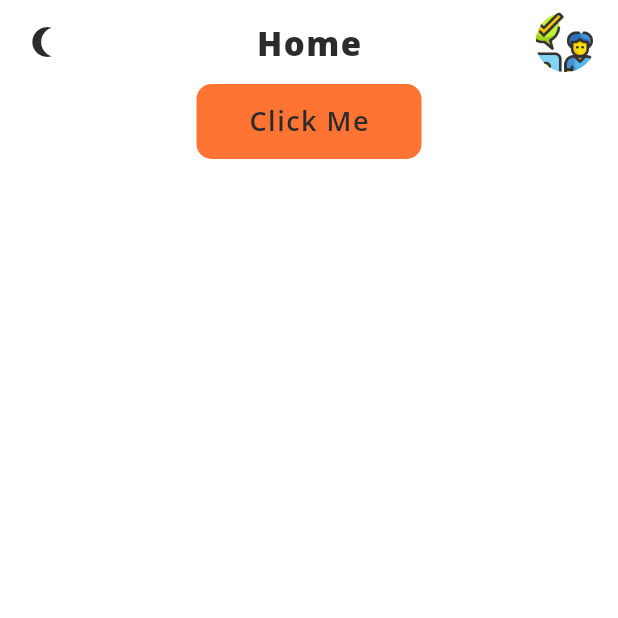
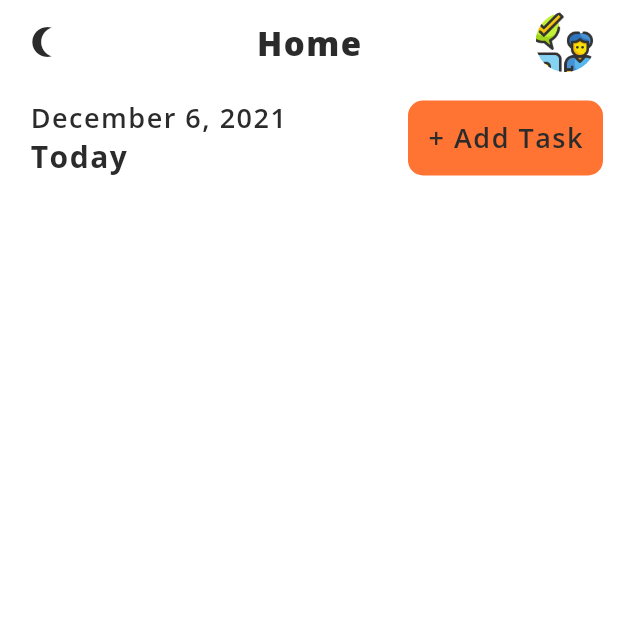
Before and after one commit to eslammongy/TodoApp, a Flutter app: the screen it shows after launch, on a phone screen of 412 x 824 dp, the top half of it. Run offline on Flutter 3.47's test engine with Material 2 defaults, Android fonts, the light colour scheme and no system bars; our stand-ins replace get, get_storage, google_fonts.

Commit message:
build home screen taskBar

```diff
--- a/todo_app/lib/controllers/task_controller.dart
+++ b/todo_app/lib/controllers/task_controller.dart
@@ -1,3 +1,5 @@
 import 'package:get/get.dart';
 
-class TaskController extends GetxController {}
+class TaskController extends GetxController {
+  getAllTasks() {}
+}
--- a/todo_app/lib/screens/home_screen.dart
+++ b/todo_app/lib/screens/home_screen.dart
@@ -1,15 +1,17 @@
 import 'package:flutter/material.dart';
 import 'package:get/get.dart';
+import 'package:intl/intl.dart';
 import 'package:todo_app/constants/size_config.dart';
 import 'package:todo_app/constants/theme.dart';
+import 'package:todo_app/controllers/task_controller.dart';
 import 'package:todo_app/screens/add_new_task.dart';
 import 'package:todo_app/screens/widgets/custom_appbar.dart';
-import 'package:todo_app/screens/widgets/input_from_field.dart';
 import 'package:todo_app/services/theme_services.dart';
 import 'widgets/custom__button.dart';
 
 class HomeScreen extends StatelessWidget {
-  const HomeScreen({Key? key}) : super(key: key);
+  HomeScreen({Key? key}) : super(key: key);
+  final TaskController taskController = Get.put(TaskController());
 
   @override
   Widget build(BuildContext context) {
@@ -26,22 +28,42 @@ class HomeScreen extends StatelessWidget {
                     : Icons.nightlight_round_outlined,
                 color: Get.isDarkMode ? orangeClr : darkGreyClr,
               ))),
-      body: SingleChildScrollView(
-          child: Column(
-        mainAxisAlignment: MainAxisAlignment.center,
+      body: Column(
+        children: [buildTaskBar()],
+      ),
+    );
+  }
+
+  Widget buildTaskBar() {
+    return Container(
+      margin: const EdgeInsets.only(top: 10, left: 20, right: 10),
+      child: Row(
+        mainAxisAlignment: MainAxisAlignment.spaceBetween,
         children: [
-          Center(
-            child: CustomButton(
-              label: "Click Me",
-              onTap: () {
-                Get.to(const AddNewTask());
-              },
-              height: 50,
-              width: 150,
-            ),
+          Column(
+            crossAxisAlignment: CrossAxisAlignment.start,
+            children: [
+              Text(
+                DateFormat.yMMMMd().format(DateTime.now()),
+                style: titleStyle,
+              ),
+              Text(
+                "Today",
+                style: subHeadingStyle,
+              )
+            ],
+          ),
+          CustomButton(
+            label: "+ Add Task",
+            onTap: () async {
+              await Get.to(() => const AddNewTask());
+              taskController.getAllTasks();
+            },
+            height: 50,
+            width: 130,
           ),
         ],
-      )),
+      ),
     );
   }
 }
```
